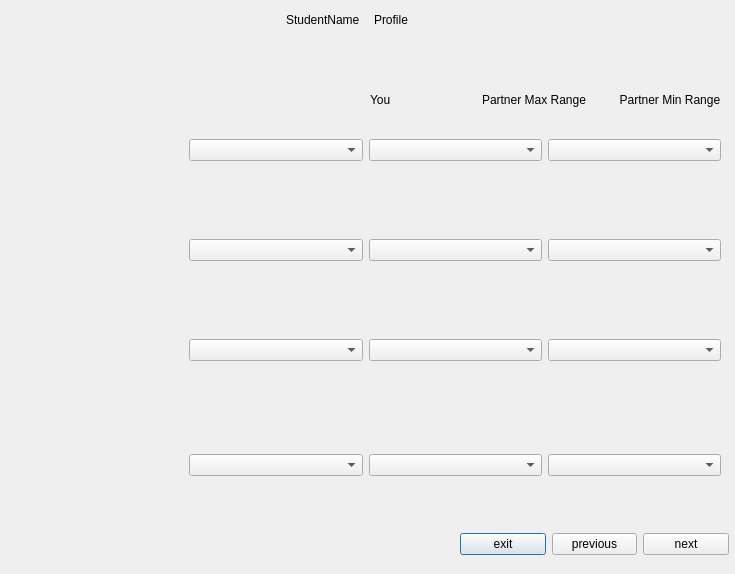
GuelorEmanuel/Team-Tech-Support, file D1/studentprofileview.ui: the form before one commit.
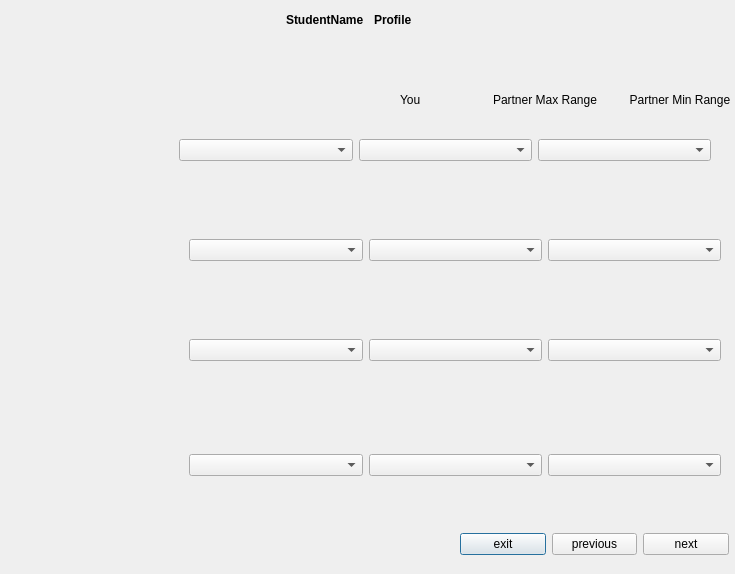
The form after the commit.

What changed in the file:
```diff
--- a/D1/studentprofileview.ui
+++ b/D1/studentprofileview.ui
@@ -97,7 +97,7 @@
     </item>
    </layout>
   </widget>
-  <widget class="QWidget" name="">
+  <widget class="QWidget" name="layoutWidget">
    <property name="geometry">
     <rect>
      <x>460</x>
@@ -130,7 +130,7 @@
     </item>
    </layout>
   </widget>
-  <widget class="QWidget" name="">
+  <widget class="QWidget" name="layoutWidget">
    <property name="geometry">
     <rect>
      <x>286</x>
@@ -142,6 +142,12 @@
    <layout class="QHBoxLayout" name="horizontalLayout_2">
     <item>
      <widget class="QLabel" name="StudentNameLbl">
+      <property name="font">
+       <font>
+        <weight>75</weight>
+        <bold>true</bold>
+       </font>
+      </property>
       <property name="text">
        <string>StudentName</string>
       </property>
@@ -149,6 +155,12 @@
     </item>
     <item>
      <widget class="QLabel" name="profileLbl">
+      <property name="font">
+       <font>
+        <weight>75</weight>
+        <bold>true</bold>
+       </font>
+      </property>
       <property name="text">
        <string>Profile</string>
       </property>
@@ -156,10 +168,10 @@
     </item>
    </layout>
   </widget>
-  <widget class="QWidget" name="">
+  <widget class="QWidget" name="layoutWidget">
    <property name="geometry">
     <rect>
-     <x>10</x>
+     <x>0</x>
      <y>110</y>
      <width>711</width>
      <height>81</height>
@@ -168,6 +180,12 @@
    <layout class="QHBoxLayout" name="horizontalLayout_3">
     <item>
      <widget class="QLabel" name="questionOneLbl">
+      <property name="font">
+       <font>
+        <weight>75</weight>
+        <bold>true</bold>
+       </font>
+      </property>
       <property name="text">
        <string/>
       </property>
@@ -184,18 +202,24 @@
     </item>
    </layout>
   </widget>
-  <widget class="QWidget" name="">
+  <widget class="QWidget" name="layoutWidget">
    <property name="geometry">
     <rect>
-     <x>370</x>
+     <x>400</x>
      <y>90</y>
-     <width>351</width>
+     <width>331</width>
      <height>20</height>
     </rect>
    </property>
    <layout class="QHBoxLayout" name="horizontalLayout_7">
     <item>
      <widget class="QLabel" name="youLbl">
+      <property name="font">
+       <font>
+        <weight>50</weight>
+        <bold>false</bold>
+       </font>
+      </property>
       <property name="text">
        <string>You</string>
       </property>
@@ -203,6 +227,12 @@
     </item>
     <item>
      <widget class="QLabel" name="partnerMaxLbl">
+      <property name="font">
+       <font>
+        <weight>50</weight>
+        <bold>false</bold>
+       </font>
+      </property>
       <property name="text">
        <string>Partner Max Range</string>
       </property>
@@ -210,6 +240,12 @@
     </item>
     <item>
      <widget class="QLabel" name="partnerMinLbl">
+      <property name="font">
+       <font>
+        <weight>50</weight>
+        <bold>false</bold>
+       </font>
+      </property>
       <property name="text">
        <string>        Partner Min Range</string>
       </property>
```
Left out of the diff: 18 changed lines with no effect on the pictures.
